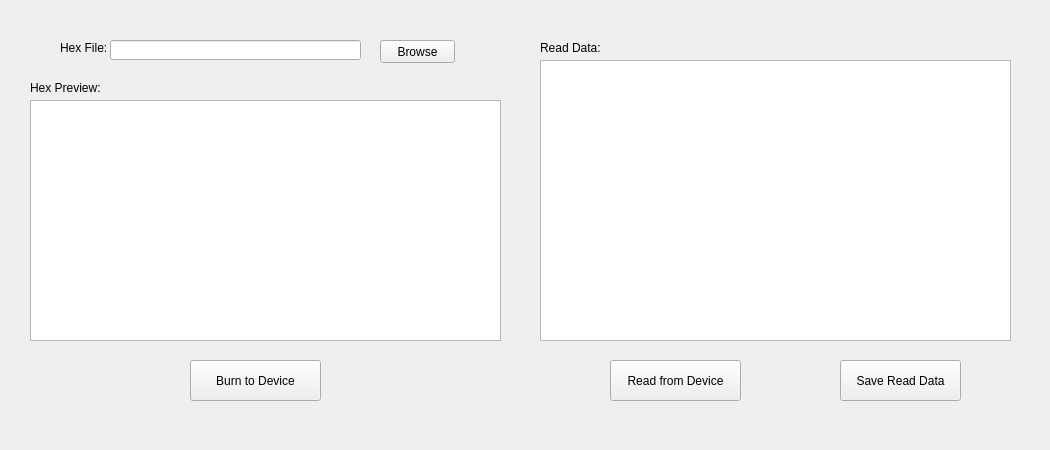
The window that BaseGUIs/GUI_PROGRAMMER.ui (Donn13Darko/uC_Interfacer) describes before a commit, drawn with Qt 5.
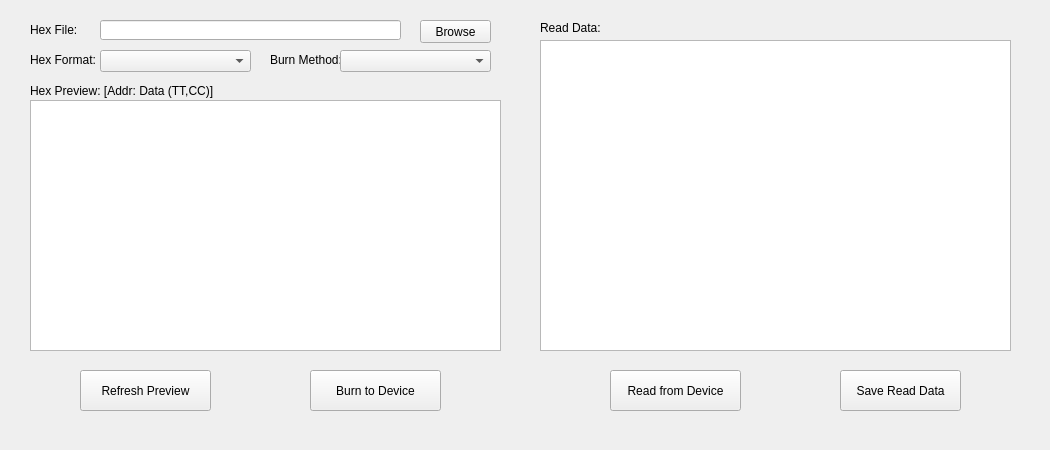
The same window after the commit.

```diff
--- a/BaseGUIs/GUI_PROGRAMMER.ui
+++ b/BaseGUIs/GUI_PROGRAMMER.ui
@@ -16,9 +16,9 @@
   <widget class="QLineEdit" name="HexFile_LineEdit">
    <property name="geometry">
     <rect>
-     <x>110</x>
-     <y>40</y>
-     <width>251</width>
+     <x>100</x>
+     <y>20</y>
+     <width>301</width>
      <height>20</height>
     </rect>
    </property>
@@ -26,10 +26,10 @@
   <widget class="QLabel" name="HexFileLabel">
    <property name="geometry">
     <rect>
-     <x>60</x>
-     <y>40</y>
-     <width>47</width>
-     <height>16</height>
+     <x>30</x>
+     <y>20</y>
+     <width>71</width>
+     <height>20</height>
     </rect>
    </property>
    <property name="text">
@@ -39,9 +39,9 @@
   <widget class="QPushButton" name="HexFile_Button">
    <property name="geometry">
     <rect>
-     <x>380</x>
-     <y>40</y>
-     <width>75</width>
+     <x>420</x>
+     <y>20</y>
+     <width>71</width>
      <height>23</height>
     </rect>
    </property>
@@ -53,7 +53,7 @@
    <property name="geometry">
     <rect>
      <x>840</x>
-     <y>360</y>
+     <y>370</y>
      <width>121</width>
      <height>41</height>
     </rect>
@@ -66,9 +66,9 @@
    <property name="geometry">
     <rect>
      <x>540</x>
-     <y>60</y>
+     <y>40</y>
      <width>471</width>
-     <height>281</height>
+     <height>311</height>
     </rect>
    </property>
    <property name="readOnly">
@@ -78,8 +78,8 @@
   <widget class="QPushButton" name="BurnData_Button">
    <property name="geometry">
     <rect>
-     <x>190</x>
-     <y>360</y>
+     <x>310</x>
+     <y>370</y>
      <width>131</width>
      <height>41</height>
     </rect>
@@ -92,7 +92,7 @@
    <property name="geometry">
     <rect>
      <x>610</x>
-     <y>360</y>
+     <y>370</y>
      <width>131</width>
      <height>41</height>
     </rect>
@@ -105,8 +105,8 @@
    <property name="geometry">
     <rect>
      <x>540</x>
-     <y>40</y>
-     <width>101</width>
+     <y>20</y>
+     <width>61</width>
      <height>16</height>
     </rect>
    </property>
@@ -120,24 +120,86 @@
      <x>30</x>
      <y>100</y>
      <width>471</width>
-     <height>241</height>
+     <height>251</height>
     </rect>
    </property>
    <property name="readOnly">
     <bool>true</bool>
    </property>
+   <property name="plainText">
+    <string/>
+   </property>
   </widget>
   <widget class="QLabel" name="HexPreview_Label">
    <property name="geometry">
     <rect>
      <x>30</x>
      <y>80</y>
+     <width>211</width>
+     <height>21</height>
+    </rect>
+   </property>
+   <property name="text">
+    <string>Hex Preview: [Addr: Data (TT,CC)]</string>
+   </property>
+  </widget>
+  <widget class="QLabel" name="BurnMethod_Label">
+   <property name="geometry">
+    <rect>
+     <x>270</x>
+     <y>50</y>
      <width>71</width>
-     <height>16</height>
+     <height>20</height>
     </rect>
    </property>
    <property name="text">
-    <string>Hex Preview:</string>
+    <string>Burn Method:</string>
+   </property>
+  </widget>
+  <widget class="QLabel" name="HexFormat_Label">
+   <property name="geometry">
+    <rect>
+     <x>30</x>
+     <y>50</y>
+     <width>71</width>
+     <height>20</height>
+    </rect>
+   </property>
+   <property name="text">
+    <string>Hex Format:</string>
+   </property>
+  </widget>
+  <widget class="QComboBox" name="HexFormat_Combo">
+   <property name="geometry">
+    <rect>
+     <x>100</x>
+     <y>50</y>
+     <width>151</width>
+     <height>22</height>
+    </rect>
+   </property>
+  </widget>
+  <widget class="QPushButton" name="RefreshPreview_Button">
+   <property name="geometry">
+    <rect>
+     <x>80</x>
+     <y>370</y>
+     <width>131</width>
+     <height>41</height>
+    </rect>
+   </property>
+   <property name="text">
+    <string>Refresh Preview</string>
+   </property>
+  </widget>
+  <widget class="QComboBox" name="BurnMethod_Combo">
+   <property name="geometry">
+    <rect>
+     <x>340</x>
+     <y>50</y>
+     <width>151</width>
+     <height>22</height>
+    </rect>
    </property>
   </widget>
  </widget>
```
Left out of the diff: 2 changed lines with no effect on the pictures.
